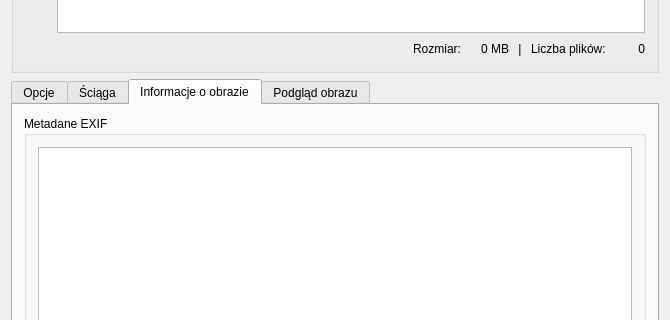
Above: PhotoDateOrganizer/MainWindow.ui from killdaclick/photodateorganizer before the change; both pictures show x 0 to 670 and y 181 to 501 of the 670 by 816 pixel window. Below: the same form after it.
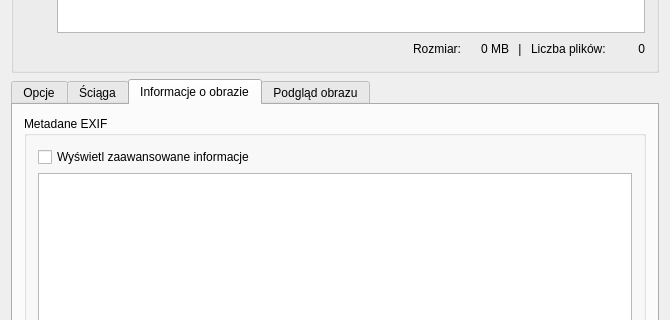
That is the form after the change. The open tabs and pages were chosen to show the change. Icons and pictures are not drawn. Custom widgets are drawn as their Qt base class.

Commit message: Added "Image information" tab. Added menu for "Image preview" tab to rotate image. Prepared for automatic loseless image rotation from menu and for conversion.

Diff of the .ui file:
```diff
--- a/PhotoDateOrganizer/MainWindow.ui
+++ b/PhotoDateOrganizer/MainWindow.ui
@@ -752,6 +752,13 @@
            <string>Metadane EXIF</string>
           </property>
           <layout class="QVBoxLayout" name="verticalLayout_7">
+           <item>
+            <widget class="QCheckBox" name="exifExtendedInfo">
+             <property name="text">
+              <string>Wyświetl zaawansowane informacje</string>
+             </property>
+            </widget>
+           </item>
            <item>
             <widget class="QTextEdit" name="exifInfo">
              <property name="readOnly">
```
The commit also changes 4 other files.
